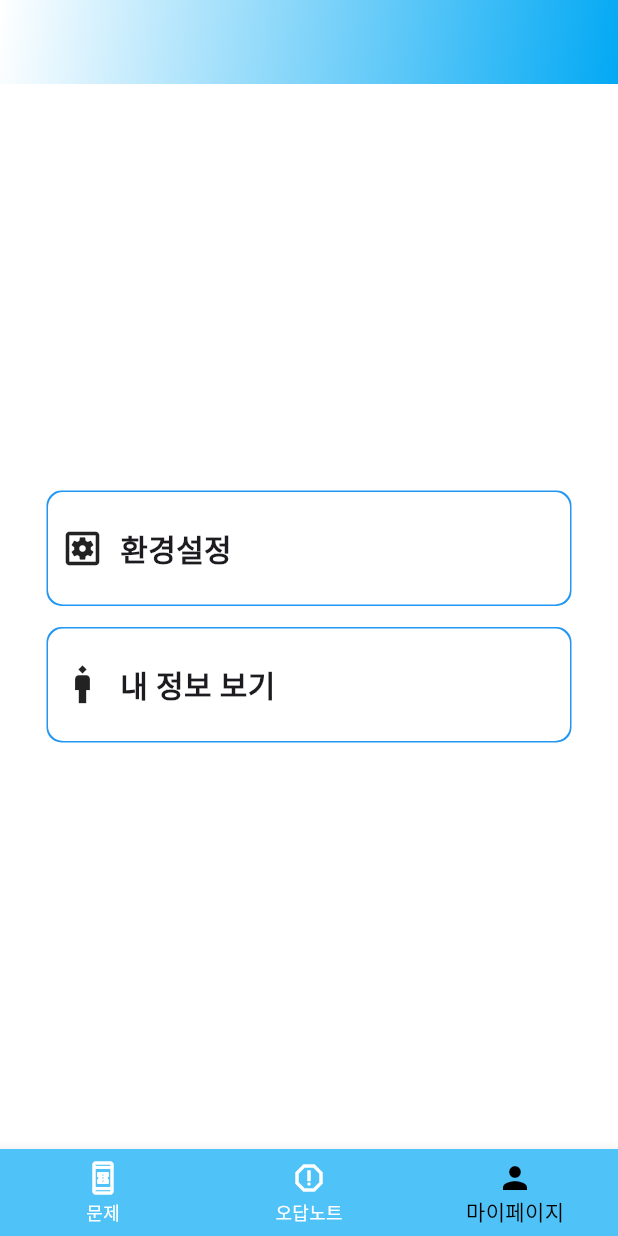
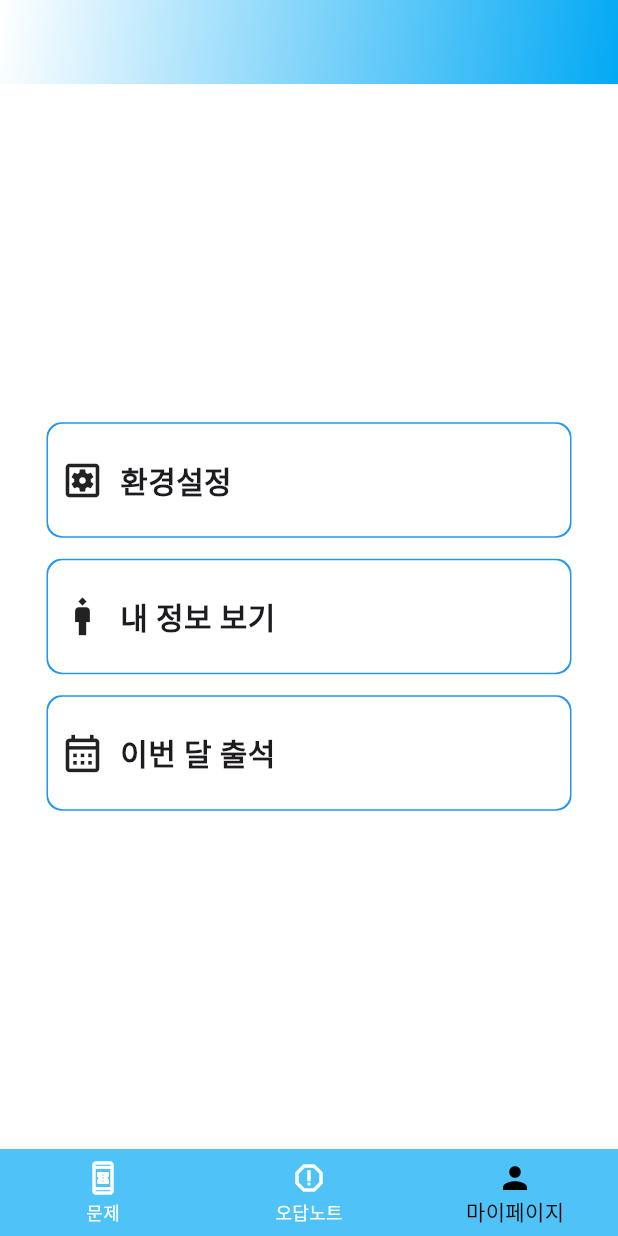
Before and after one commit to shinerdes/accountingbank, a Flutter app: the SettingMainPage screen opened by its route, on a phone screen of 412 x 824 dp. Run offline on Flutter 3.47's test engine with Material 3 defaults, Android fonts, the phone set to English and light mode, and no system bars; our stand-ins replace dio, flutter_riverpod, flutter_widget_from_html, freezed_annotation, gap, go_router and 2 more; accounts and stored records are empty; Roboto replaces fonts that are missing (Pretendard).

```diff
--- a/lib/page/setting/setting_main_page.dart
+++ b/lib/page/setting/setting_main_page.dart
@@ -37,13 +37,13 @@ class _SettingMainPageState extends ConsumerState<SettingMainPage> {
               ),
               title: '내 정보 보기',
             ),
-            // SettingMainWidget(
-            //   icon: Icon(
-            //     Icons.calendar_month_outlined,
-            //     size: 30,
-            //   ),
-            //   title: '이번 달 출석',
-            // ),
+            SettingMainWidget(
+              icon: Icon(
+                Icons.calendar_month_outlined,
+                size: 30,
+              ),
+              title: '이번 달 출석',
+            ),
           ],
         ),
       ),
```
Also changed, not shown: lib/login/login_main_page.dart (added, +27 -0 lines).
